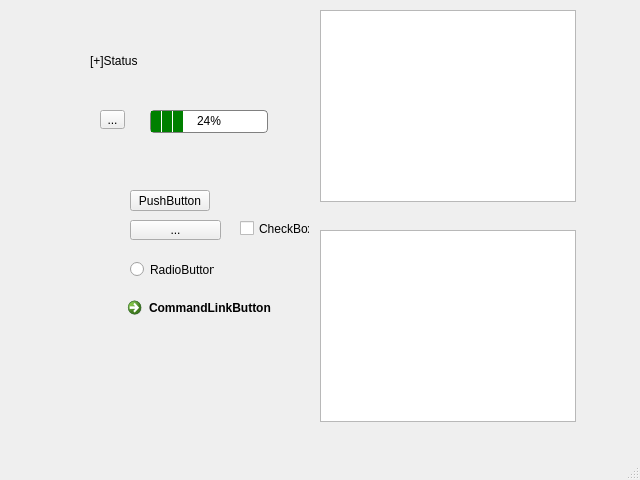
Qt form mainwindow.ui (blendjam/Bookspot) before a commit.
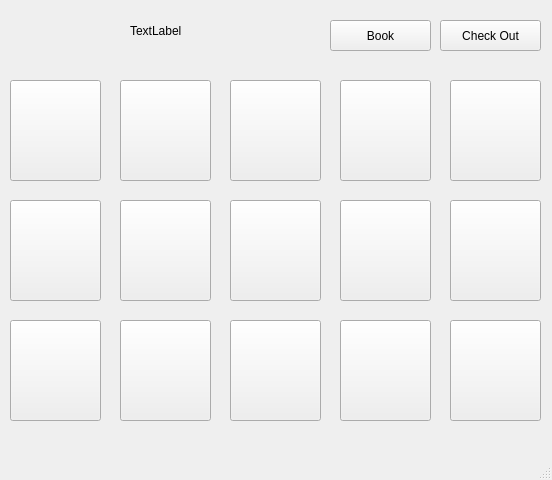
The same form after that commit. Icons and pictures are not drawn.

Commit message: Added Box class

Diff of the .ui file:
```diff
--- a/mainwindow.ui
+++ b/mainwindow.ui
@@ -6,7 +6,7 @@
    <rect>
     <x>0</x>
     <y>0</y>
-    <width>640</width>
+    <width>552</width>
     <height>480</height>
    </rect>
   </property>
@@ -14,159 +14,306 @@
    <string>MainWindow</string>
   </property>
   <property name="styleSheet">
-   <string notr="true">#label{
-    image: url(:/resourses/img/student.png);
-   }
-   #progressBar{
-     border: 1px solid gray;
-     border-radius: 4px;
-     text-align: center;
-   }
-   #progressBar::chunk{
-     background-color: green;
-     width: 10px;
-     margin-right: 1px;
-   }
-   </string>
+   <string notr="true"/>
   </property>
   <widget class="QWidget" name="centralwidget">
    <widget class="QPushButton" name="pushButton">
     <property name="geometry">
      <rect>
+      <x>330</x>
+      <y>20</y>
+      <width>101</width>
+      <height>31</height>
+     </rect>
+    </property>
+    <property name="text">
+     <string>Book</string>
+    </property>
+   </widget>
+   <widget class="QLabel" name="status">
+    <property name="geometry">
+     <rect>
       <x>130</x>
-      <y>190</y>
-      <width>80</width>
+      <y>20</y>
+      <width>61</width>
       <height>21</height>
      </rect>
     </property>
     <property name="text">
-     <string>PushButton</string>
+     <string>TextLabel</string>
     </property>
    </widget>
-   <widget class="QToolButton" name="toolButton">
+   <widget class="QPushButton" name="pushButton_2">
     <property name="geometry">
      <rect>
-      <x>130</x>
-      <y>220</y>
+      <x>230</x>
+      <y>80</y>
       <width>91</width>
-      <height>20</height>
+      <height>101</height>
      </rect>
     </property>
+    <property name="styleSheet">
+     <string notr="true"/>
+    </property>
     <property name="text">
-     <string>...</string>
+     <string/>
     </property>
    </widget>
-   <widget class="QRadioButton" name="radioButton">
+   <widget class="QPushButton" name="pushButton_3">
     <property name="geometry">
      <rect>
-      <x>130</x>
-      <y>260</y>
-      <width>84</width>
-      <height>19</height>
+      <x>440</x>
+      <y>20</y>
+      <width>101</width>
+      <height>31</height>
      </rect>
     </property>
     <property name="text">
-     <string>RadioButton</string>
+     <string>Check Out</string>
     </property>
    </widget>
-   <widget class="QCommandLinkButton" name="commandLinkButton">
+   <widget class="QPushButton" name="pushButton_4">
     <property name="geometry">
      <rect>
       <x>120</x>
-      <y>290</y>
-      <width>168</width>
-      <height>41</height>
+      <y>80</y>
+      <width>91</width>
+      <height>101</height>
      </rect>
     </property>
+    <property name="styleSheet">
+     <string notr="true"/>
+    </property>
     <property name="text">
-     <string>CommandLinkButton</string>
+     <string/>
     </property>
    </widget>
-   <widget class="QTableView" name="tableView">
+   <widget class="QPushButton" name="pushButton_5">
     <property name="geometry">
      <rect>
-      <x>320</x>
-      <y>230</y>
-      <width>256</width>
-      <height>192</height>
+      <x>10</x>
+      <y>80</y>
+      <width>91</width>
+      <height>101</height>
      </rect>
     </property>
+    <property name="styleSheet">
+     <string notr="true"/>
+    </property>
+    <property name="text">
+     <string/>
+    </property>
    </widget>
-   <widget class="QTableView" name="tableView_2">
+   <widget class="QPushButton" name="pushButton_6">
     <property name="geometry">
      <rect>
-      <x>320</x>
-      <y>10</y>
-      <width>256</width>
-      <height>192</height>
+      <x>340</x>
+      <y>80</y>
+      <width>91</width>
+      <height>101</height>
      </rect>
     </property>
+    <property name="styleSheet">
+     <string notr="true"/>
+    </property>
+    <property name="text">
+     <string/>
+    </property>
    </widget>
-   <widget class="QLabel" name="label">
+   <widget class="QPushButton" name="pushButton_7">
     <property name="geometry">
      <rect>
-      <x>380</x>
-      <y>40</y>
-      <width>141</width>
-      <height>121</height>
+      <x>450</x>
+      <y>80</y>
+      <width>91</width>
+      <height>101</height>
      </rect>
     </property>
+    <property name="styleSheet">
+     <string notr="true"/>
+    </property>
     <property name="text">
      <string/>
     </property>
    </widget>
-   <widget class="QProgressBar" name="progressBar">
+   <widget class="QPushButton" name="pushButton_8">
     <property name="geometry">
      <rect>
-      <x>150</x>
-      <y>110</y>
-      <width>118</width>
-      <height>23</height>
+      <x>10</x>
+      <y>200</y>
+      <width>91</width>
+      <height>101</height>
      </rect>
     </property>
-    <property name="value">
-     <number>24</number>
+    <property name="styleSheet">
+     <string notr="true"/>
     </property>
+    <property name="text">
+     <string/>
+    </property>
    </widget>
-   <widget class="QToolButton" name="toolButton_2">
+   <widget class="QPushButton" name="pushButton_9">
     <property name="geometry">
      <rect>
-      <x>100</x>
-      <y>110</y>
-      <width>25</width>
-      <height>19</height>
+      <x>450</x>
+      <y>200</y>
+      <width>91</width>
+      <height>101</height>
      </rect>
     </property>
+    <property name="styleSheet">
+     <string notr="true"/>
+    </property>
     <property name="text">
-     <string>...</string>
+     <string/>
     </property>
    </widget>
-   <widget class="QCheckBox" name="checkBox">
+   <widget class="QPushButton" name="pushButton_10">
     <property name="geometry">
      <rect>
-      <x>240</x>
-      <y>220</y>
-      <width>70</width>
-      <height>17</height>
+      <x>230</x>
+      <y>200</y>
+      <width>91</width>
+      <height>101</height>
      </rect>
     </property>
+    <property name="styleSheet">
+     <string notr="true"/>
+    </property>
     <property name="text">
-     <string>CheckBox</string>
+     <string/>
     </property>
    </widget>
-   <widget class="QLabel" name="label_status">
+   <widget class="QPushButton" name="pushButton_11">
     <property name="geometry">
      <rect>
-      <x>90</x>
-      <y>30</y>
-      <width>121</width>
-      <height>61</height>
+      <x>340</x>
+      <y>200</y>
+      <width>91</width>
+      <height>101</height>
      </rect>
     </property>
+    <property name="styleSheet">
+     <string notr="true"/>
+    </property>
     <property name="text">
-     <string>[+]Status</string>
+     <string/>
     </property>
    </widget>
+   <widget class="QPushButton" name="pushButton_12">
+    <property name="geometry">
+     <rect>
+      <x>120</x>
+      <y>200</y>
+      <width>91</width>
+      <height>101</height>
+     </rect>
+    </property>
+    <property name="styleSheet">
+     <string notr="true"/>
+    </property>
+    <property name="text">
+     <string/>
+    </property>
+   </widget>
+   <widget class="QPushButton" name="pushButton_13">
+    <property name="geometry">
+     <rect>
+      <x>120</x>
+      <y>320</y>
+      <width>91</width>
+      <height>101</height>
+     </rect>
+    </property>
+    <property name="styleSheet">
+     <string notr="true"/>
+    </property>
+    <property name="text">
+     <string/>
+    </property>
+   </widget>
+   <widget class="QPushButton" name="pushButton_14">
+    <property name="geometry">
+     <rect>
+      <x>230</x>
+      <y>320</y>
+      <width>91</width>
+      <height>101</height>
+     </rect>
+    </property>
+    <property name="styleSheet">
+     <string notr="true"/>
+    </property>
+    <property name="text">
+     <string/>
+    </property>
+   </widget>
+   <widget class="QPushButton" name="pushButton_15">
+    <property name="geometry">
+     <rect>
+      <x>340</x>
+      <y>320</y>
+      <width>91</width>
+      <height>101</height>
+     </rect>
+    </property>
+    <property name="styleSheet">
+     <string notr="true"/>
+    </property>
+    <property name="text">
+     <string/>
+    </property>
+   </widget>
+   <widget class="QPushButton" name="pushButton_16">
+    <property name="geometry">
+     <rect>
+      <x>450</x>
+      <y>320</y>
+      <width>91</width>
+      <height>101</height>
+     </rect>
+    </property>
+    <property name="styleSheet">
+     <string notr="true"/>
+    </property>
+    <property name="text">
+     <string/>
+    </property>
+   </widget>
+   <widget class="QPushButton" name="pushButton_17">
+    <property name="geometry">
+     <rect>
+      <x>10</x>
+      <y>320</y>
+      <width>91</width>
+      <height>101</height>
+     </rect>
+    </property>
+    <property name="styleSheet">
+     <string notr="true"/>
+    </property>
+    <property name="text">
+     <string/>
+    </property>
+   </widget>
+   <zorder>pushButton_2</zorder>
+   <zorder>pushButton</zorder>
+   <zorder>status</zorder>
+   <zorder>pushButton_3</zorder>
+   <zorder>pushButton_4</zorder>
+   <zorder>pushButton_5</zorder>
+   <zorder>pushButton_6</zorder>
+   <zorder>pushButton_7</zorder>
+   <zorder>pushButton_8</zorder>
+   <zorder>pushButton_9</zorder>
+   <zorder>pushButton_10</zorder>
+   <zorder>pushButton_11</zorder>
+   <zorder>pushButton_12</zorder>
+   <zorder>pushButton_13</zorder>
+   <zorder>pushButton_14</zorder>
+   <zorder>pushButton_15</zorder>
+   <zorder>pushButton_16</zorder>
+   <zorder>pushButton_17</zorder>
   </widget>
   <widget class="QMenuBar" name="menubar">
    <property name="geometry">
```
Left out of the diff: 2 changed lines with no effect on the pictures. The commit also changes 7 other files.
